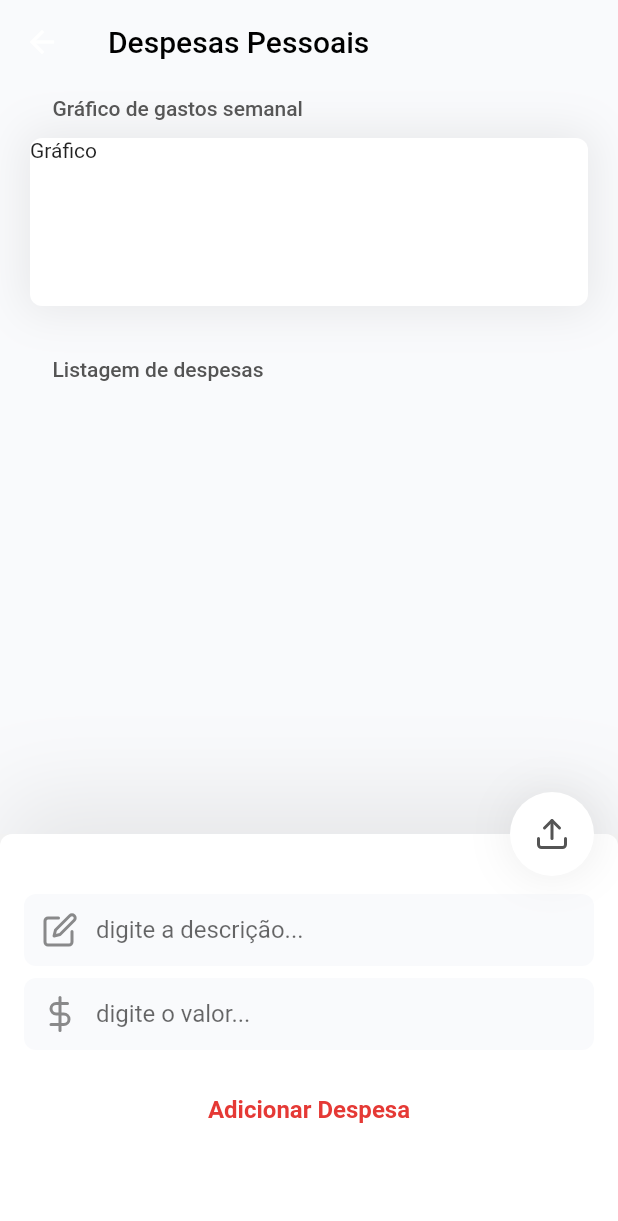
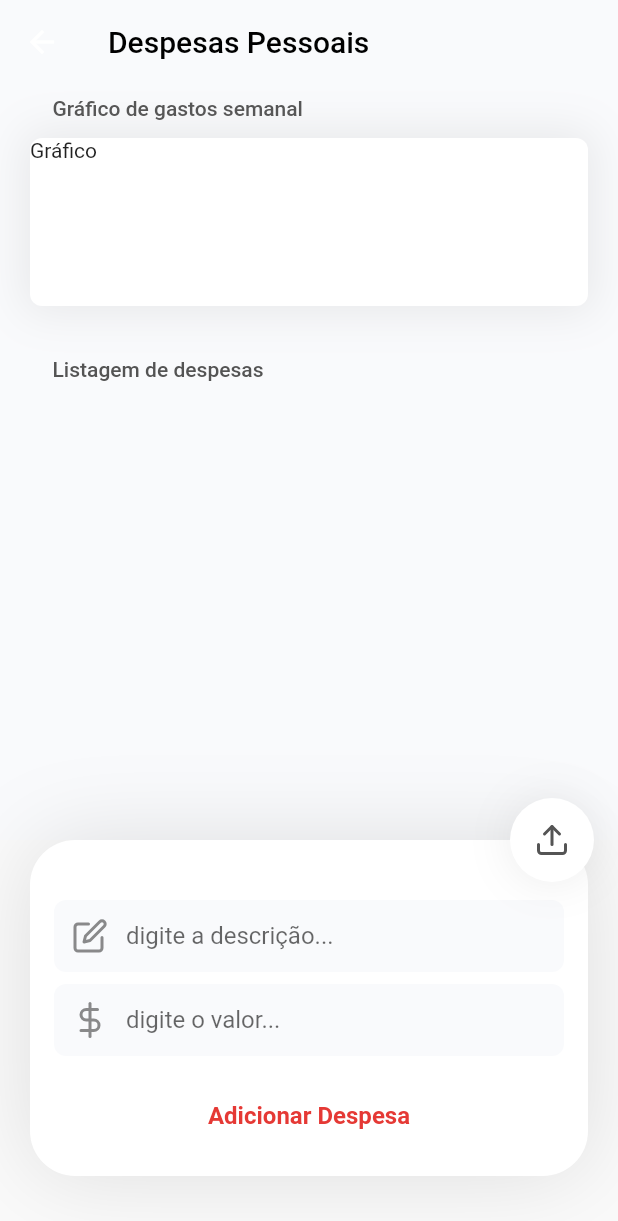
Before and after one commit to brunopetrolini/personal_finance, a Flutter app: the screen it shows after launch, after a tap on an icon or button, on a phone screen of 412 x 824 dp. Shown: the top 1221 px of the screen. Run offline on Flutter 3.47's test engine with Material 2 defaults, Android fonts, the phone set to English and light mode, and no system bars; our stand-ins replace feather_icons_flutter.

Commit message:
Update home_page.dart

```diff
--- a/lib/pages/home_page.dart
+++ b/lib/pages/home_page.dart
@@ -43,27 +43,22 @@ class _HomePageState extends State<HomePage> {
     showBottomSheet(
       context: context,
       builder: (context) => Container(
+        margin: const EdgeInsets.fromLTRB(20, 0, 20, 40),
         decoration: BoxDecoration(
-          borderRadius: BorderRadius.only(
-            topLeft: Radius.circular(8),
-            topRight: Radius.circular(8),
-          ),
+          borderRadius: BorderRadius.circular(30),
           boxShadow: [
             BoxShadow(
               blurRadius: 50,
               spreadRadius: 0,
-              color: Colors.grey.withOpacity(0.2),
-              offset: const Offset(0, -25),
+              color: Colors.grey.withOpacity(0.3),
+              offset: const Offset(0, 0),
             ),
           ],
         ),
         child: Container(
-          padding: const EdgeInsets.fromLTRB(16, 40, 16, 60),
+          padding: const EdgeInsets.fromLTRB(16, 40, 16, 16),
           decoration: BoxDecoration(
-            borderRadius: BorderRadius.only(
-              topLeft: Radius.circular(8),
-              topRight: Radius.circular(8),
-            ),
+            borderRadius: BorderRadius.circular(30),
             color: const Color(0xFFFFFFFF),
           ),
           child: Column(
```
